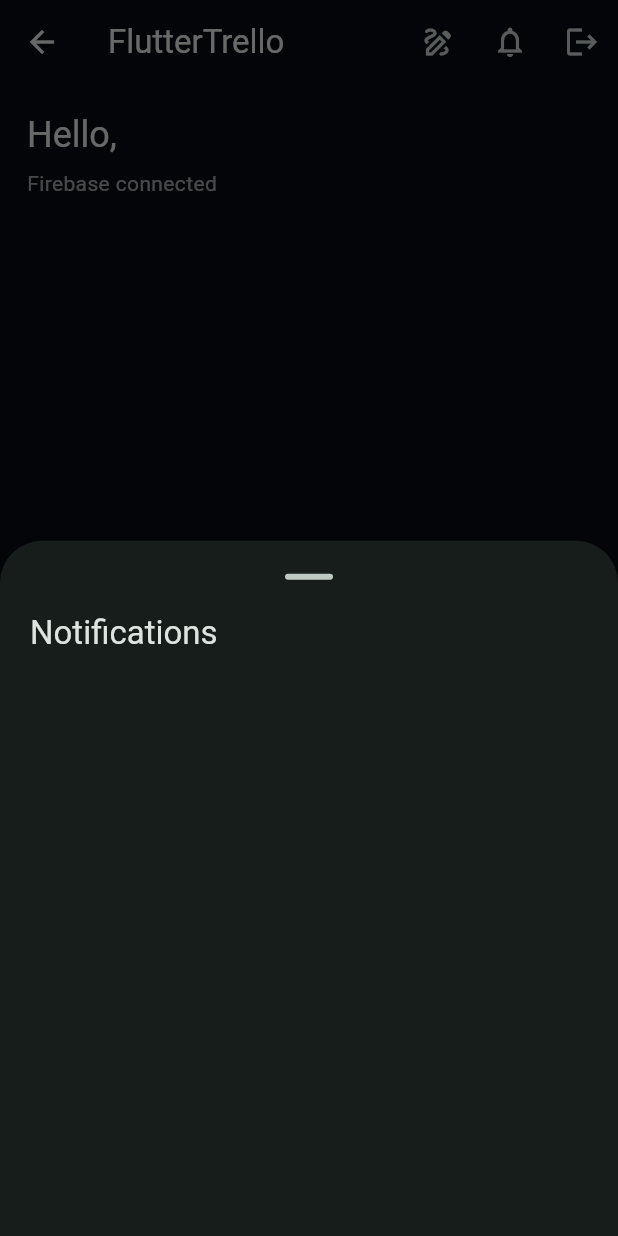
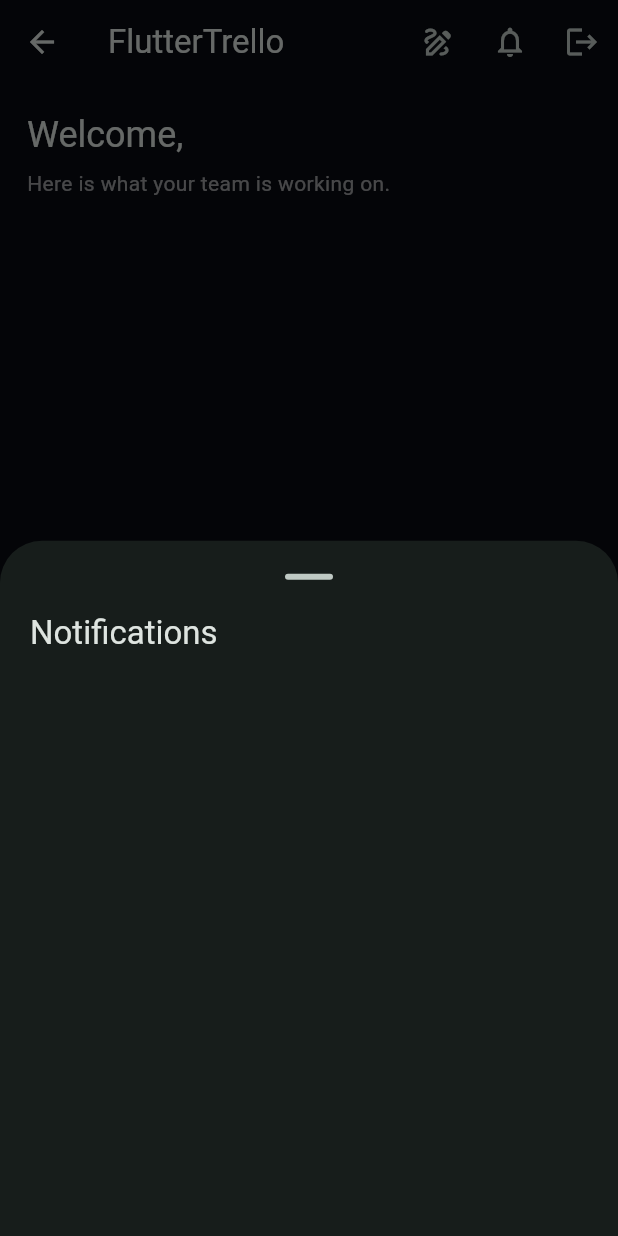
Before and after one commit to Rawel-B/2ndYr-Flutter-Proj, a Flutter app: the DashboardView screen opened directly, after a tap on the "notifications" icon, on a phone screen of 412 x 824 dp. Run offline on Flutter 3.47's test engine with Material 3 defaults, Android fonts, the phone set to English and light mode, and no system bars; our stand-ins replace cloud_firestore, file_picker, firebase_auth, firebase_core, shared_preferences; accounts and stored records are empty.

Commit message:
adjusted template + small fix

```diff
--- a/lib/models/app_notification.dart
+++ b/lib/models/app_notification.dart
@@ -4,6 +4,7 @@
     required this.title,
     required this.body,
     required this.createdAt,
+    this.recipientUserId,
     this.read = false,
   });
 
@@ -11,6 +12,7 @@
   final String title;
   final String body;
   final DateTime createdAt;
+  final String? recipientUserId;
   final bool read;
 
   AppNotification copyWith({bool? read}) {
@@ -19,6 +21,7 @@
       title: title,
       body: body,
       createdAt: createdAt,
+      recipientUserId: recipientUserId,
       read: read ?? this.read,
     );
   }
--- a/lib/providers/project_provider.dart
+++ b/lib/providers/project_provider.dart
@@ -17,8 +17,7 @@
 
   List<Project> get projects => _repository.projectsFor(_user);
   List<AppUser> get users => _repository.users;
-  List<AppNotification> get notifications => _repository.notifications;
-  bool get isFirebaseReady => _repository.firebaseReady;
+  List<AppNotification> get notifications => _repository.notificationsFor(_user);
   bool get listView => _listView;
 
   Project? get selectedProject {
@@ -111,7 +110,7 @@
   AppUser? userById(String id) => _repository.userById(id);
 
   void markNotificationsRead() {
-    _repository.markNotificationsRead();
+    _repository.markNotificationsRead(_user);
     notifyListeners();
   }
 
--- a/lib/services/demo_repository.dart
+++ b/lib/services/demo_repository.dart
@@ -44,7 +44,13 @@
   List<ActivityItem> activityFor(String projectId) =>
       _activity.where((item) => item.projectId == projectId).toList()
         ..sort((a, b) => b.createdAt.compareTo(a.createdAt));
-  List<AppNotification> get notifications => List.unmodifiable(_notifications);
+  List<AppNotification> notificationsFor(AppUser? user) {
+    if (user == null) return const [];
+    if (user.isAdmin) return List.unmodifiable(_notifications);
+    return _notifications
+        .where((notification) => notification.recipientUserId == user.id)
+        .toList(growable: false);
+  }
 
   Future<void> loadFirebaseData() async {
     if (!firebaseReady) return;
@@ -99,7 +105,7 @@
           email: normalized,
           name: authUser.displayName,
         );
-        _notify('Welcome back', '${user.name} signed in successfully.');
+        _notify('Welcome back', '${user.name} signed in successfully.', recipientUserId: user.id);
         return user;
       } on firebase_auth.FirebaseAuthException catch (error) {
         if (!_isFirebaseAuthSetupError(error)) rethrow;
@@ -132,7 +138,7 @@
         );
         _upsertUser(user);
         _saveUser(user);
-        _notify('Account created', '${user.name} joined the workspace.');
+        _notify('Account created', '${user.name} joined the workspace.', recipientUserId: user.id);
         return user;
       } on firebase_auth.FirebaseAuthException catch (error) {
         if (!_isFirebaseAuthSetupError(error)) rethrow;
@@ -148,7 +154,7 @@
       (user) => user.email == normalizedEmail,
       orElse: () => _createUser(normalizedEmail),
     );
-    _notify('Welcome back', '${user.name} signed in successfully.');
+    _notify('Welcome back', '${user.name} signed in successfully.', recipientUserId: user.id);
     return user;
   }
 
@@ -168,7 +174,7 @@
     );
     _users.add(user);
     _saveUser(user);
-    _notify('Account created', '${user.name} joined the workspace.');
+    _notify('Account created', '${user.name} joined the workspace.', recipientUserId: user.id);
     return user;
   }
 
@@ -227,7 +233,7 @@
     _projects.add(project);
     _saveProject(project);
     _log(project.id, owner.id, 'created project "${project.name}"');
-    _notify('Project created', project.name);
+    _notify('Project created', project.name, recipientUserId: owner.id);
     return project;
   }
 
@@ -248,7 +254,11 @@
       );
       _replaceProject(project.copyWith(members: members));
       _log(project.id, actor.id, 'invited ${user.email}');
-      _notify('Member invited', '${user.email} was added to ${project.name}.');
+      _notify(
+        'You were added to a project',
+        '${actor.name} added you to ${project.name}.',
+        recipientUserId: user.id,
+      );
     }
   }
 
@@ -321,8 +331,9 @@
     _log(project.id, actor.id, 'attached $name to "${task.title}"');
   }
 
-  void markNotificationsRead() {
+  void markNotificationsRead(AppUser? user) {
     for (var index = 0; index < _notifications.length; index++) {
+      if (!_canSeeNotification(user, _notifications[index])) continue;
       _notifications[index] = _notifications[index].copyWith(read: true);
       _saveNotification(_notifications[index]);
     }
@@ -452,7 +463,13 @@
     _saveActivity(_activity.last);
   }
 
-  void _notify(String title, String body) {
+  bool _canSeeNotification(AppUser? user, AppNotification notification) {
+    if (user == null) return false;
+    if (user.isAdmin) return true;
+    return notification.recipientUserId == user.id;
+  }
+
+  void _notify(String title, String body, {required String recipientUserId}) {
     _notifications.insert(
       0,
       AppNotification(
@@ -460,6 +477,7 @@
         title: title,
         body: body,
         createdAt: DateTime.now(),
+        recipientUserId: recipientUserId,
       ),
     );
     _saveNotification(_notifications.first);
@@ -677,6 +695,7 @@
       'title': notification.title,
       'body': notification.body,
       'createdAt': Timestamp.fromDate(notification.createdAt),
+      'recipientUserId': notification.recipientUserId,
       'read': notification.read,
     };
   }
@@ -687,6 +706,7 @@
       title: data['title'] as String? ?? '',
       body: data['body'] as String? ?? '',
       createdAt: _dateFromValue(data['createdAt']),
+      recipientUserId: data['recipientUserId'] as String?,
       read: data['read'] as bool? ?? false,
     );
   }
@@ -742,8 +762,8 @@
         ),
         ProjectTask(
           id: _uuid.v4(),
-          title: 'Connect Firebase services',
-          description: 'Prepare auth and Firestore boundaries for real-time collaboration.',
+          title: 'Prepare workspace sync',
+          description: 'Keep project updates and team activity in one place.',
           status: TaskStatus.inProgress,
           assigneeId: dev.id,
           createdBy: admin.id,
--- a/lib/views/dashboard/dashboard_view.dart
+++ b/lib/views/dashboard/dashboard_view.dart
@@ -152,11 +152,14 @@
     return ListView(
       padding: const EdgeInsets.all(18),
       children: [
-        Text('Hello, ${user.name}', style: Theme.of(context).textTheme.headlineSmall),
+        Text(
+          'Welcome, ${user.name}',
+          style: Theme.of(context).textTheme.headlineSmall,
+        ),
         const SizedBox(height: 6),
-        Text(
-          provider.isFirebaseReady ? 'Firebase connected' : 'Demo mode until Firebase is configured',
-          style: const TextStyle(color: Colors.white60),
+        const Text(
+          'Here is what your team is working on.',
+          style: TextStyle(color: Colors.white60),
         ),
         const SizedBox(height: 22),
         for (final project in provider.projects)
```
Also changed, not shown: 2 other files.
